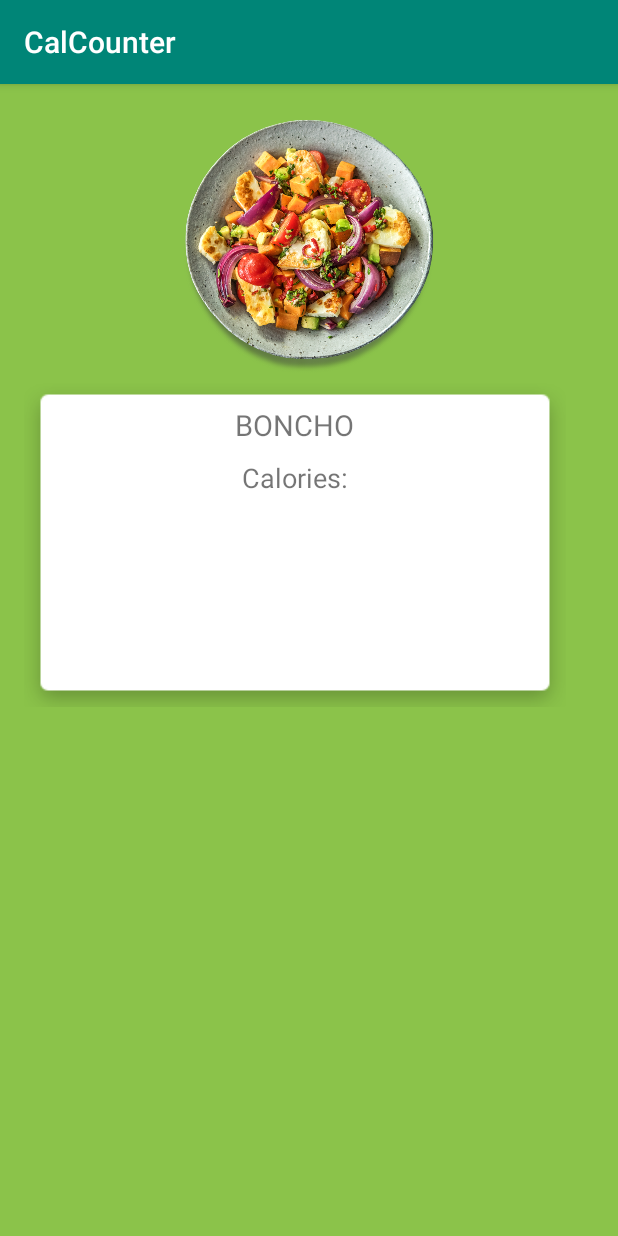
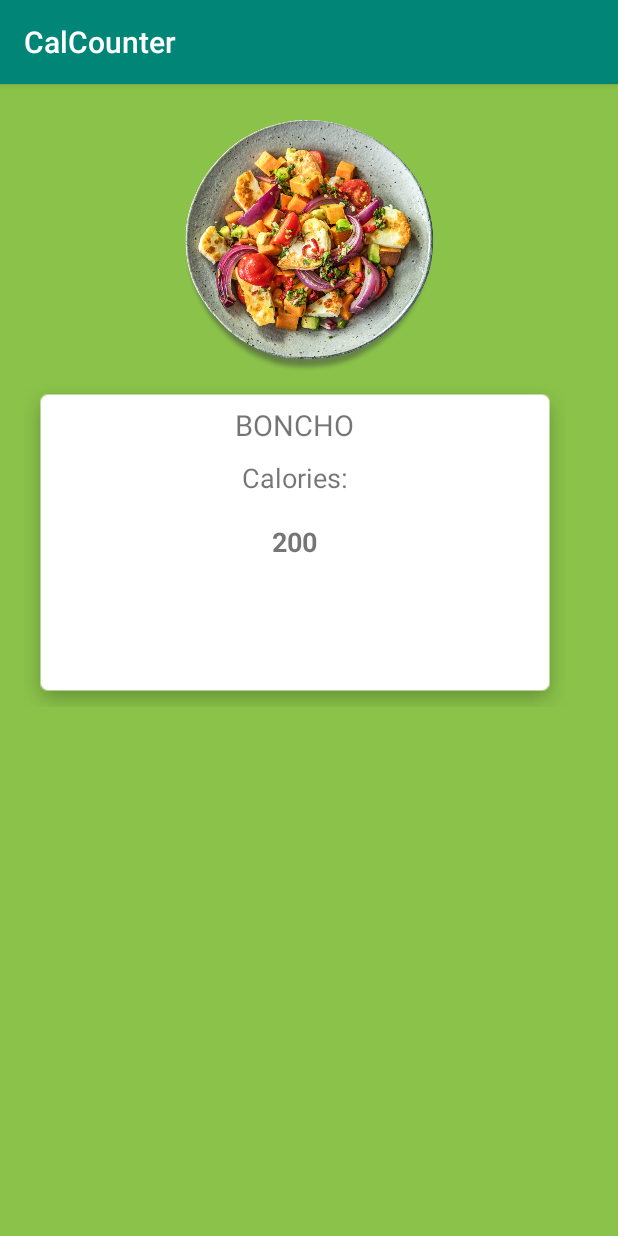
Before and after one commit to IonutPutinica/CalorieCounterAndroid, an Android app: the MealItemDetailsActivity screen opened directly, with no data from a screen before it, on a phone screen of 412 x 824 dp. Run offline under Robolectric (Android 15) with nearby library versions, the phone set to English and light mode, and no system bars.

Commit message:
Added a text view for Calorie Value Details

```diff
--- a/app/src/main/res/layout/activity_meal_item_details.xml
+++ b/app/src/main/res/layout/activity_meal_item_details.xml
@@ -44,6 +44,16 @@
             android:layout_width="wrap_content"
             android:layout_height="wrap_content" />
 
+        <TextView
+            android:id="@+id/detailsCaloriesValue"
+            android:text="200"
+            android:textSize="18sp"
+            android:layout_marginTop="18dp"
+            android:layout_gravity="center_horizontal"
+            android:textStyle="bold"
+            android:layout_width="wrap_content"
+            android:layout_height="wrap_content" />
+
     </LinearLayout>
 
 </RelativeLayout>
```
